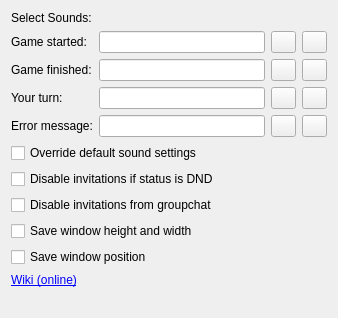
First picture: the form in generic/gomokugameplugin/options.ui, repository psi-im/plugins, before the edit.
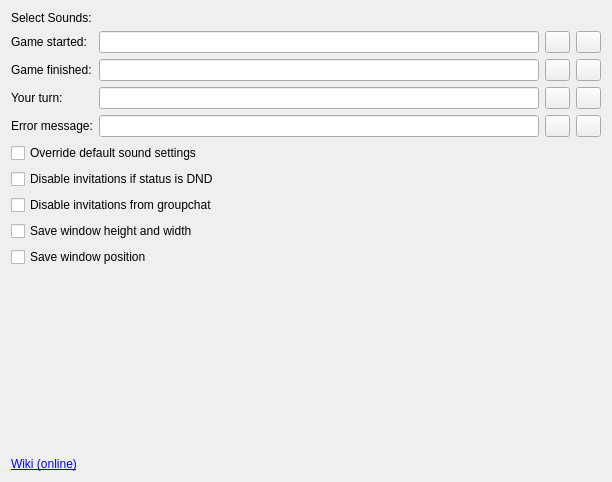
Second picture: the form after the edit.

Commit message: Improve plugin settings dialogs

```diff
--- a/generic/gomokugameplugin/options.ui
+++ b/generic/gomokugameplugin/options.ui
@@ -6,8 +6,8 @@
    <rect>
     <x>0</x>
     <y>0</y>
-    <width>338</width>
-    <height>318</height>
+    <width>612</width>
+    <height>482</height>
    </rect>
   </property>
   <property name="windowTitle">
@@ -243,19 +243,6 @@
      </property>
     </widget>
    </item>
-   <item>
-    <widget class="QLabel" name="label_6">
-     <property name="toolTip">
-      <string notr="true">https://psi-plus.com/wiki/en:plugins#gomoku_game_plugin</string>
-     </property>
-     <property name="text">
-      <string>&lt;a href=&quot;https://psi-plus.com/wiki/en:plugins#gomoku_game_plugin&quot;&gt;Wiki (online)&lt;/a&gt;</string>
-     </property>
-     <property name="openExternalLinks">
-      <bool>true</bool>
-     </property>
-    </widget>
-   </item>
    <item>
     <spacer name="verticalSpacer">
      <property name="orientation">
@@ -269,6 +256,19 @@
      </property>
     </spacer>
    </item>
+   <item>
+    <widget class="QLabel" name="label_6">
+     <property name="toolTip">
+      <string notr="true">https://psi-plus.com/wiki/en:plugins#gomoku_game_plugin</string>
+     </property>
+     <property name="text">
+      <string>&lt;a href=&quot;https://psi-plus.com/wiki/en:plugins#gomoku_game_plugin&quot;&gt;Wiki (online)&lt;/a&gt;</string>
+     </property>
+     <property name="openExternalLinks">
+      <bool>true</bool>
+     </property>
+    </widget>
+   </item>
   </layout>
  </widget>
  <tabstops>
```
The commit also changes 20 other files.
